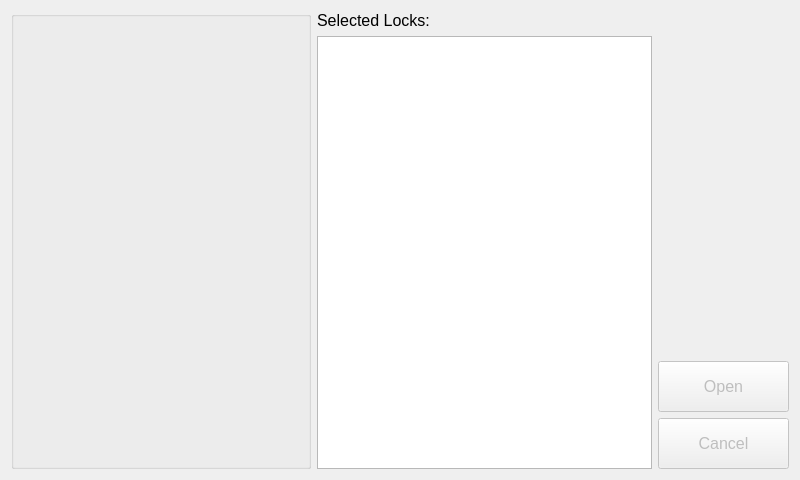
Above: Key/selectlockswidget.ui from BuzzSiler/keycodebox-key before the change. Below: the same form after it.
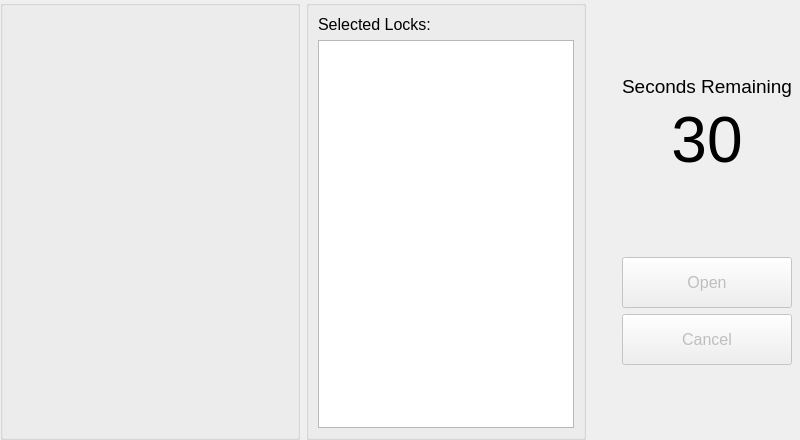
That is the form after the change.

Diff of the .ui file:
```diff
--- a/Key/selectlockswidget.ui
+++ b/Key/selectlockswidget.ui
@@ -10,29 +10,45 @@
     <x>0</x>
     <y>0</y>
     <width>800</width>
-    <height>480</height>
+    <height>440</height>
    </rect>
   </property>
   <property name="minimumSize">
    <size>
-    <width>800</width>
-    <height>480</height>
+    <width>0</width>
+    <height>0</height>
    </size>
   </property>
   <property name="maximumSize">
    <size>
-    <width>848</width>
-    <height>480</height>
+    <width>16777215</width>
+    <height>16777215</height>
    </size>
   </property>
   <property name="windowTitle">
    <string>Select Locks</string>
   </property>
-  <layout class="QHBoxLayout" name="horizontalLayout_3">
+  <layout class="QHBoxLayout" name="horizontalLayout">
+   <property name="leftMargin">
+    <number>0</number>
+   </property>
+   <property name="topMargin">
+    <number>0</number>
+   </property>
+   <property name="rightMargin">
+    <number>0</number>
+   </property>
+   <property name="bottomMargin">
+    <number>0</number>
+   </property>
    <item>
-    <layout class="QHBoxLayout" name="horizontalLayout_2">
-     <item>
-      <widget class="QGroupBox" name="groupBox">
+    <widget class="QGroupBox" name="gbLocksCabinets">
+     <property name="sizePolicy">
+      <sizepolicy hsizetype="Maximum" vsizetype="Minimum">
+       <horstretch>0</horstretch>
+       <verstretch>0</verstretch>
+      </sizepolicy>
+     </property>
        <property name="minimumSize">
         <size>
          <width>300</width>
@@ -42,19 +58,47 @@
        <property name="title">
         <string/>
        </property>
-       <widget class="QWidget" name="">
+     <layout class="QVBoxLayout" name="verticalLayout_3">
+      <property name="leftMargin">
+       <number>6</number>
+      </property>
+      <property name="topMargin">
+       <number>6</number>
+      </property>
+      <property name="rightMargin">
+       <number>6</number>
+      </property>
+      <property name="bottomMargin">
+       <number>6</number>
+      </property>
+      <item>
         <layout class="QVBoxLayout" name="vloLockCabinet">
          <property name="sizeConstraint">
           <enum>QLayout::SetMaximumSize</enum>
          </property>
-        </layout>
-       </widget>
-      </widget>
+        <property name="leftMargin">
+         <number>0</number>
+        </property>
+        <property name="topMargin">
+         <number>0</number>
+        </property>
+        <property name="rightMargin">
+         <number>0</number>
+        </property>
+        <property name="bottomMargin">
+         <number>0</number>
+        </property>
+       </layout>
+      </item>
+     </layout>
+    </widget>
      </item>
      <item>
-      <layout class="QHBoxLayout" name="horizontalLayout">
-       <item>
-        <layout class="QVBoxLayout" name="verticalLayout">
+    <widget class="QGroupBox" name="gbSelectedLocks">
+     <property name="title">
+      <string/>
+     </property>
+     <layout class="QVBoxLayout" name="verticalLayout_2">
          <item>
           <widget class="QLabel" name="lblSelectedLocks">
            <property name="font">
@@ -77,11 +121,25 @@
           </widget>
          </item>
         </layout>
+    </widget>
        </item>
        <item>
-        <layout class="QVBoxLayout" name="verticalLayout_2">
+    <spacer name="hsmSelectLocks">
+     <property name="orientation">
+      <enum>Qt::Horizontal</enum>
+     </property>
+     <property name="sizeHint" stdset="0">
+      <size>
+       <width>30</width>
+       <height>20</height>
+      </size>
+     </property>
+    </spacer>
+   </item>
          <item>
-          <spacer name="verticalSpacer">
+    <layout class="QVBoxLayout" name="vloTimoutOpenCancel">
+     <item>
+      <spacer name="vsTimeout">
            <property name="orientation">
             <enum>Qt::Vertical</enum>
            </property>
@@ -94,7 +152,56 @@
           </spacer>
          </item>
          <item>
-          <layout class="QVBoxLayout" name="vloOpenCancel">
+      <widget class="QLabel" name="lblTimeTitle">
+       <property name="enabled">
+        <bool>true</bool>
+       </property>
+       <property name="font">
+        <font>
+         <pointsize>14</pointsize>
+        </font>
+       </property>
+       <property name="text">
+        <string>Seconds Remaining</string>
+       </property>
+       <property name="alignment">
+        <set>Qt::AlignCenter</set>
+       </property>
+      </widget>
+     </item>
+     <item>
+      <widget class="QLabel" name="lblTimeRemaining">
+       <property name="enabled">
+        <bool>true</bool>
+       </property>
+       <property name="font">
+        <font>
+         <pointsize>48</pointsize>
+         <weight>50</weight>
+         <bold>false</bold>
+        </font>
+       </property>
+       <property name="text">
+        <string>30</string>
+       </property>
+       <property name="alignment">
+        <set>Qt::AlignCenter</set>
+       </property>
+      </widget>
+     </item>
+     <item>
+      <spacer name="vsTimoutOpenCancel">
+       <property name="orientation">
+        <enum>Qt::Vertical</enum>
+       </property>
+       <property name="sizeHint" stdset="0">
+        <size>
+         <width>20</width>
+         <height>40</height>
+        </size>
+       </property>
+      </spacer>
+     </item>
            <item>
             <widget class="QPushButton" name="btnOpenSelected">
              <property name="enabled">
@@ -108,8 +215,8 @@
              </property>
              <property name="maximumSize">
               <size>
-               <width>131</width>
-               <height>51</height>
+         <width>16777215</width>
+         <height>16777215</height>
               </size>
              </property>
              <property name="font">
@@ -138,8 +245,8 @@
              </property>
              <property name="maximumSize">
               <size>
-               <width>131</width>
-               <height>51</height>
+         <width>16777215</width>
+         <height>16777215</height>
               </size>
              </property>
              <property name="font">
@@ -155,13 +262,33 @@
              </property>
             </widget>
            </item>
-          </layout>
+     <item>
+      <spacer name="vsOpenCancel">
+       <property name="orientation">
+        <enum>Qt::Vertical</enum>
+       </property>
+       <property name="sizeHint" stdset="0">
+        <size>
+         <width>20</width>
+         <height>18</height>
+        </size>
+       </property>
+      </spacer>
          </item>
         </layout>
        </item>
-      </layout>
-     </item>
-    </layout>
+   <item>
+    <spacer name="hsrSelectLocks">
+     <property name="orientation">
+      <enum>Qt::Horizontal</enum>
+     </property>
+     <property name="sizeHint" stdset="0">
+      <size>
+       <width>7</width>
+       <height>20</height>
+      </size>
+     </property>
+    </spacer>
    </item>
   </layout>
  </widget>
```
Lines whose indentation alone changed are shown as unchanged.
